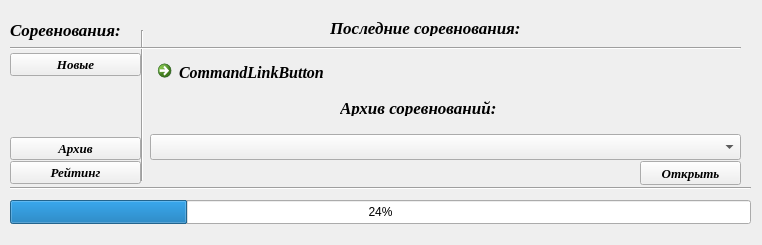
First picture: the form in start_form.ui, repository Kaspar0810/Competitions_TT_SQL, before the edit.
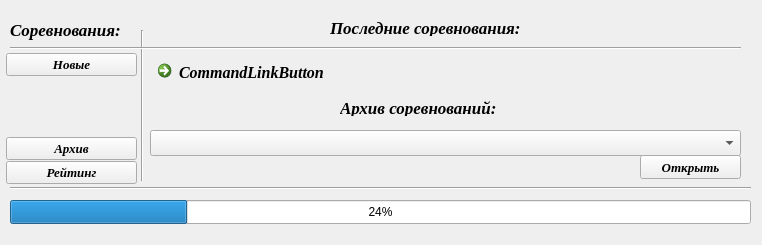
Second picture: the form after the edit.

Diff of the .ui file:
```diff
--- a/start_form.ui
+++ b/start_form.ui
@@ -22,7 +22,7 @@
      <x>150</x>
      <y>53</y>
      <width>591</width>
-     <height>26</height>
+     <height>31</height>
     </rect>
    </property>
    <property name="font">
@@ -41,7 +41,7 @@
    <property name="geometry">
     <rect>
      <x>150</x>
-     <y>134</y>
+     <y>130</y>
      <width>591</width>
      <height>26</height>
     </rect>
@@ -117,7 +117,7 @@
    <property name="geometry">
     <rect>
      <x>640</x>
-     <y>161</y>
+     <y>155</y>
      <width>101</width>
      <height>24</height>
     </rect>
@@ -187,7 +187,7 @@
    <property name="geometry">
     <rect>
      <x>150</x>
-     <y>155</y>
+     <y>159</y>
      <width>261</width>
      <height>16</height>
     </rect>
@@ -195,7 +195,7 @@
    <property name="font">
     <font>
      <family>Times New Roman</family>
-     <pointsize>14</pointsize>
+     <pointsize>12</pointsize>
      <weight>75</weight>
      <italic>true</italic>
      <bold>true</bold>
@@ -231,16 +231,19 @@
     <number>24</number>
    </property>
   </widget>
-  <widget class="QWidget" name="layoutWidget">
+  <widget class="QWidget" name="">
    <property name="geometry">
     <rect>
-     <x>10</x>
+     <x>6</x>
      <y>53</y>
      <width>131</width>
      <height>131</height>
     </rect>
    </property>
-   <layout class="QVBoxLayout" name="verticalLayout_2">
+   <layout class="QVBoxLayout" name="verticalLayout">
+    <property name="spacing">
+     <number>1</number>
+    </property>
     <item>
      <widget class="QPushButton" name="Button_new">
       <property name="font">
@@ -271,11 +274,6 @@
      </spacer>
     </item>
     <item>
-     <layout class="QVBoxLayout" name="verticalLayout">
-      <property name="spacing">
-       <number>1</number>
-      </property>
-      <item>
        <widget class="QPushButton" name="Button_old">
         <property name="font">
          <font>
@@ -306,8 +304,6 @@
          <string>Рейтинг</string>
         </property>
        </widget>
-      </item>
-     </layout>
     </item>
    </layout>
   </widget>
```
Lines whose indentation alone changed are shown as unchanged.
